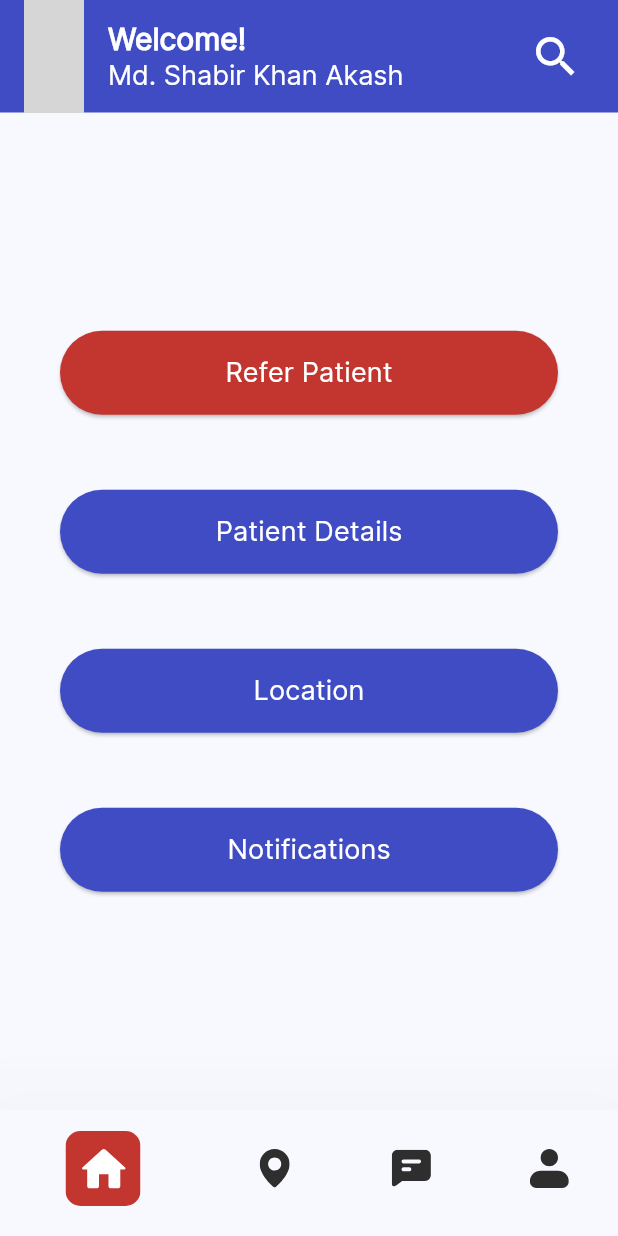
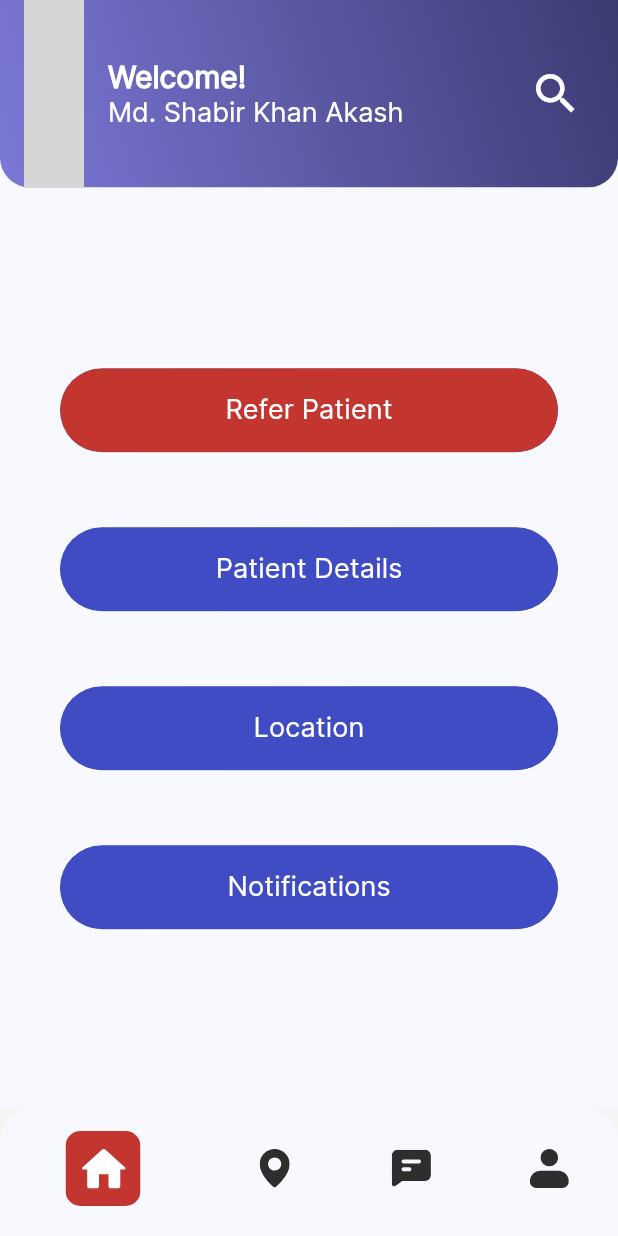
Before and after one commit to SabirKhanAkash/tb-clinic, a Flutter app: the HomeScreen screen opened directly, on a phone screen of 412 x 824 dp. Run offline on Flutter 3.47's test engine with Material 3 defaults, Android fonts, the phone set to English and light mode, and no system bars; our stand-ins replace dio, flutter_bloc, flutter_secure_storage, flutter_svg, logger; missing offline and left inert: flutter_splash_screen; accounts and stored records are empty; network calls fail; project files that could hold a hidden picture were left out; grey boxes are pictures that could not be loaded.

Commit message:
fixed radius

```diff
--- a/lib/ui/home/components/build_app_bar.dart
+++ b/lib/ui/home/components/build_app_bar.dart
@@ -2,11 +2,28 @@ import 'package:flutter/material.dart';
 import 'package:tb_clinic/utils/config/app_color.dart';
 
 PreferredSizeWidget buildAppBar(BuildContext context, String? dp, String? userName) {
-  return AppBar(
+  return PreferredSize(
+    preferredSize: const Size.fromHeight(125),
+    child: ClipRRect(
+      borderRadius: const BorderRadius.only(
+        bottomLeft: Radius.circular(20),
+        bottomRight: Radius.circular(20),
+      ),
+      child: AppBar(
         centerTitle: false,
-    toolbarHeight: 75,
-    surfaceTintColor: AppColor().purple,
-    backgroundColor: AppColor().purple,
+        toolbarHeight: 125,
+        flexibleSpace: Container(
+          decoration: BoxDecoration(
+            gradient: LinearGradient(
+              begin: Alignment.bottomLeft,
+              end: Alignment.topRight,
+              colors: <Color>[
+                AppColor().lightPurple, // Start color of the gradient
+                AppColor().darkPurple, // End color of the gradient
+              ],
+            ),
+          ),
+        ),
         elevation: 0,
         leading: Padding(
           padding: const EdgeInsets.only(left: 16),
@@ -19,7 +36,6 @@ PreferredSizeWidget buildAppBar(BuildContext context, String? dp, String? userNa
                 right: BorderSide(width: 1, color: AppColor().white),
               ),
               shape: BoxShape.circle,
-
               image: DecorationImage(
                 image: NetworkImage(dp ?? ""),
                 fit: BoxFit.cover,
@@ -59,5 +75,7 @@ PreferredSizeWidget buildAppBar(BuildContext context, String? dp, String? userNa
             ),
           ),
         ],
+      ),
+    ),
   );
 }
--- a/lib/ui/home/components/build_home_body.dart
+++ b/lib/ui/home/components/build_home_body.dart
@@ -17,6 +17,24 @@ Widget buildHomeBody(BuildContext context) {
               children: [
                 Padding(
                   padding: const EdgeInsets.symmetric(horizontal: 40, vertical: 25),
+                  child: ClipRRect(
+                    borderRadius: const BorderRadius.only(
+                      bottomLeft: Radius.circular(30),
+                      bottomRight: Radius.circular(30),
+                      topRight: Radius.circular(30),
+                      topLeft: Radius.circular(30),
+                    ),
+                    child: Container(
+                      decoration: BoxDecoration(
+                        gradient: LinearGradient(
+                          begin: Alignment.centerLeft,
+                          end: Alignment.centerRight,
+                          colors: <Color>[
+                            AppColor().moreLightPurple,
+                            AppColor().darkPurple,
+                          ],
+                        ),
+                      ),
                       child: CustomElevatedButtonOne(
                         buttonLabel: AppText().homeButtonTextOne,
                         backgroundColor: AppColor().red,
@@ -25,8 +43,28 @@ Widget buildHomeBody(BuildContext context) {
                             context, MaterialPageRoute(builder: (context) => HomeScreen())),
                       ),
                     ),
+                  ),
+                ),
                 Padding(
                   padding: const EdgeInsets.symmetric(horizontal: 40, vertical: 25),
+                  child: ClipRRect(
+                    borderRadius: const BorderRadius.only(
+                      bottomLeft: Radius.circular(30),
+                      bottomRight: Radius.circular(30),
+                      topRight: Radius.circular(30),
+                      topLeft: Radius.circular(30),
+                    ),
+                    child: Container(
+                      decoration: BoxDecoration(
+                        gradient: LinearGradient(
+                          begin: Alignment.centerLeft,
+                          end: Alignment.centerRight,
+                          colors: <Color>[
+                            AppColor().moreLightPurple,
+                            AppColor().darkPurple,
+                          ],
+                        ),
+                      ),
                       child: CustomElevatedButtonOne(
                         buttonLabel: AppText().homeButtonTextTwo,
                         backgroundColor: AppColor().purple,
@@ -35,8 +73,28 @@ Widget buildHomeBody(BuildContext context) {
                             context, MaterialPageRoute(builder: (context) => HomeScreen())),
                       ),
                     ),
+                  ),
+                ),
                 Padding(
                   padding: const EdgeInsets.symmetric(horizontal: 40, vertical: 25),
+                  child: ClipRRect(
+                    borderRadius: const BorderRadius.only(
+                      bottomLeft: Radius.circular(30),
+                      bottomRight: Radius.circular(30),
+                      topRight: Radius.circular(30),
+                      topLeft: Radius.circular(30),
+                    ),
+                    child: Container(
+                      decoration: BoxDecoration(
+                        gradient: LinearGradient(
+                          begin: Alignment.centerLeft,
+                          end: Alignment.centerRight,
+                          colors: <Color>[
+                            AppColor().moreLightPurple, // Start color of the gradient
+                            AppColor().darkPurple, // End color of the gradient
+                          ],
+                        ),
+                      ),
                       child: CustomElevatedButtonOne(
                         buttonLabel: AppText().locationLabel,
                         backgroundColor: AppColor().purple,
@@ -45,14 +103,36 @@ Widget buildHomeBody(BuildContext context) {
                             context, MaterialPageRoute(builder: (context) => HomeScreen())),
                       ),
                     ),
+                  ),
+                ),
                 Padding(
                   padding: const EdgeInsets.symmetric(horizontal: 40, vertical: 25),
+                  child: ClipRRect(
+                    borderRadius: const BorderRadius.only(
+                      bottomLeft: Radius.circular(30),
+                      bottomRight: Radius.circular(30),
+                      topRight: Radius.circular(30),
+                      topLeft: Radius.circular(30),
+                    ),
+                    child: Container(
+                      decoration: BoxDecoration(
+                        gradient: LinearGradient(
+                          begin: Alignment.centerLeft,
+                          end: Alignment.centerRight,
+                          colors: <Color>[
+                            AppColor().moreLightPurple,
+                            AppColor().darkPurple,
+                          ],
+                        ),
+                      ),
                       child: CustomElevatedButtonOne(
                         buttonLabel: AppText().homeButtonTextFour,
                         backgroundColor: AppColor().purple,
                         foregroundColor: AppColor().white,
                         buttonClickAction: () => Navigator.push(
                             context, MaterialPageRoute(builder: (context) => HomeScreen())),
+                      ),
+                    ),
                   ),
                 ),
               ],
--- a/lib/ui/home/screens/home_screen.dart
+++ b/lib/ui/home/screens/home_screen.dart
@@ -4,6 +4,7 @@ import 'package:flutter_secure_storage/flutter_secure_storage.dart';
 import 'package:flutter_svg/flutter_svg.dart';
 import 'package:tb_clinic/ui/home/components/build_app_bar.dart';
 import 'package:tb_clinic/ui/home/components/build_home_body.dart';
+import 'package:tb_clinic/utils/config/app_color.dart';
 import 'package:tb_clinic/utils/config/app_image.dart';
 import 'package:tb_clinic/utils/config/app_text.dart';
 import 'package:tb_clinic/viewmodels/home/home_cubit.dart';
@@ -31,7 +32,16 @@ class _HomeScreenState extends State<HomeScreen> {
     return Scaffold(
       appBar: buildAppBar(context, dp, userName),
       body: buildHomeBody(context),
-      bottomNavigationBar: BlocConsumer<HomeCubit, HomeState>(
+      bottomNavigationBar: Container(
+        decoration: BoxDecoration(
+          color: AppColor().veryLightWhite,
+        ),
+        child: ClipRRect(
+          borderRadius: const BorderRadius.only(
+            topLeft: Radius.circular(20),
+            topRight: Radius.circular(20),
+          ),
+          child: BlocConsumer<HomeCubit, HomeState>(
             listener: (context, state) {
               // if (state is BottomNavBarItemSelection) {
               //   ScaffoldMessenger.of(context)
@@ -42,7 +52,8 @@ class _HomeScreenState extends State<HomeScreen> {
               final cubit = context.read<HomeCubit>();
 
               return BottomNavigationBar(
-            elevation: 65,
+                backgroundColor: AppColor().veryLightWhite,
+                elevation: 265,
                 showSelectedLabels: false,
                 items: <BottomNavigationBarItem>[
                   BottomNavigationBarItem(
@@ -88,6 +99,8 @@ class _HomeScreenState extends State<HomeScreen> {
               );
             },
           ),
+        ),
+      ),
     );
   }
 }
--- a/lib/utils/config/app_color.dart
+++ b/lib/utils/config/app_color.dart
@@ -7,8 +7,12 @@ class AppColor {
   final lightBlack = const Color(0xff1B1B1B);
   final lightGray = const Color(0xffb0b7b7);
   final lightWhite = const Color(0xffEDEDED);
+  final veryLightWhite = const Color(0xffF5F5F5);
   final primary = const Color(0xff2670ab);
+  final darkPurple = const Color(0xff3C3A72);
   final purple = const Color(0xff404CC3);
+  final lightPurple = const Color(0xff7C78D7);
+  final moreLightPurple = const Color(0xff726DD8);
   final red = const Color(0xffC3362F);
   final veryLightGray = const Color(0xffD9D9D9);
   final white = const Color(0xffffffff);
```
Lines whose indentation alone changed are shown as unchanged.
